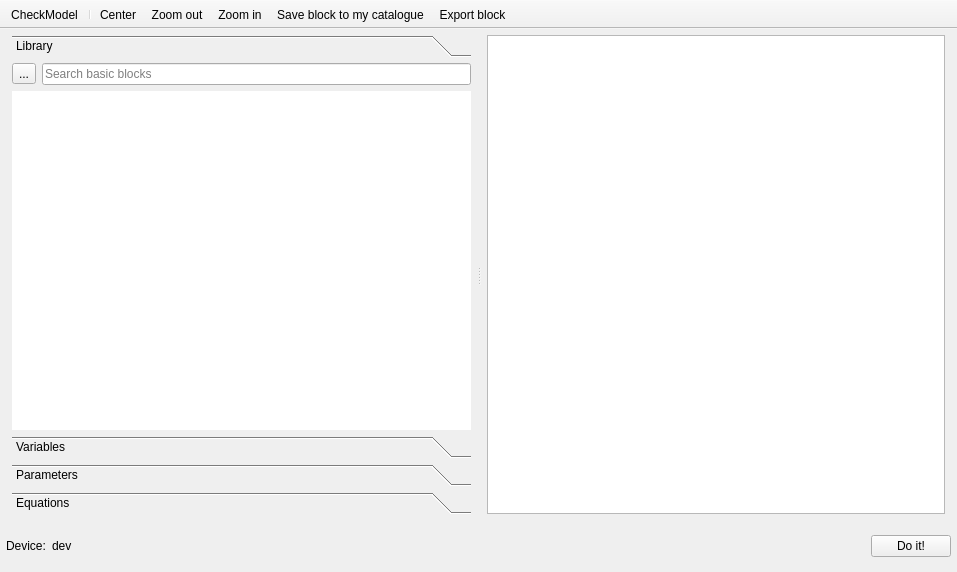
The window that src/VeraGrid/Gui/DynamicModelEditor/block_editor.ui (JordiBejarUPC/veragrid-hvdc-bipolar-pfc) describes before a commit, drawn with Qt 5.
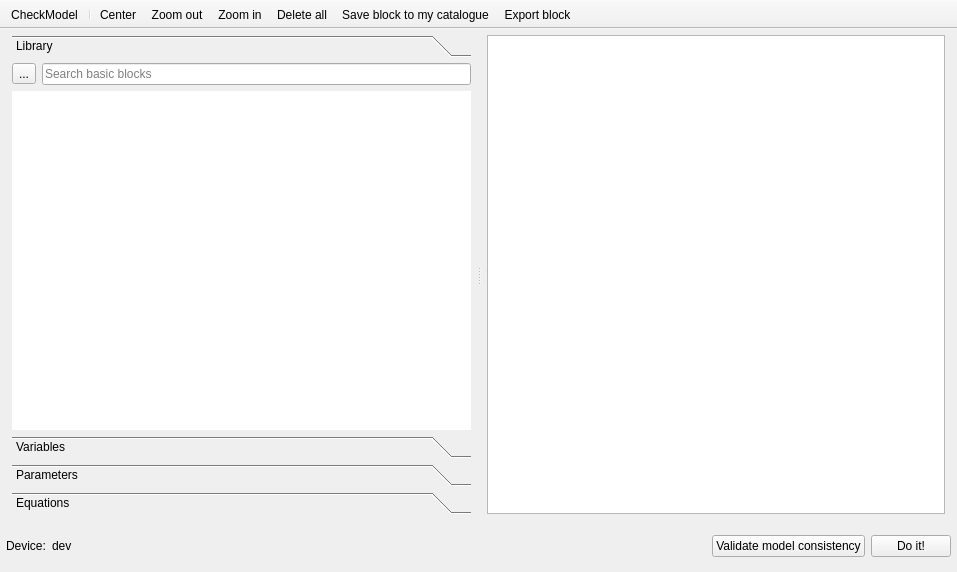
The same window after the commit. Icons and pictures are not drawn.

Commit message: update block_editor.ui etc so actions come from QT not from py files

Patch:
```diff
--- a/src/VeraGrid/Gui/DynamicModelEditor/block_editor.ui
+++ b/src/VeraGrid/Gui/DynamicModelEditor/block_editor.ui
@@ -340,6 +340,16 @@
          </property>
         </spacer>
        </item>
+        <item>
+         <widget class="QPushButton" name="validateConsistencyButton">
+          <property name="toolTip">
+           <string>&lt;html&gt;&lt;head/&gt;&lt;body&gt;&lt;p&gt;&lt;span style=&quot; font-weight:700;&quot;&gt;Model consistency validation&lt;/span&gt;&lt;/p&gt;&lt;p&gt;Run an informational validation of the edited model structure, mappings, initialization, and port connectivity. This check reports issues but does not block saving the model.&lt;/p&gt;&lt;/body&gt;&lt;/html&gt;</string>
+          </property>
+          <property name="text">
+           <string>Validate model consistency</string>
+          </property>
+         </widget>
+        </item>
        <item>
         <widget class="QPushButton" name="doItButton">
          <property name="text">
@@ -383,6 +393,7 @@
    <addaction name="actionCenter"/>
    <addaction name="actionZoom_out"/>
    <addaction name="actionZoom_in"/>
+    <addaction name="action_delete_all"/>
    <addaction name="actionSave_block_to_my_catalogue"/>
    <addaction name="actionExport_block"/>
   </widget>
@@ -448,6 +459,21 @@
     <enum>QAction::MenuRole::NoRole</enum>
    </property>
   </action>
+  <action name="action_delete_all">
+   <property name="icon">
+    <iconset resource="../Icons/icons.qrc">
+     <normaloff>:/Icons/icons/delete_schematic.png</normaloff>:/Icons/icons/delete_schematic.png</iconset>
+   </property>
+   <property name="text">
+    <string>Delete all</string>
+   </property>
+   <property name="toolTip">
+    <string>Delete all blocks to start from scratch.</string>
+   </property>
+   <property name="menuRole">
+    <enum>QAction::MenuRole::NoRole</enum>
+   </property>
+  </action>
   <action name="actionExport_block">
    <property name="icon">
     <iconset theme="QIcon::ThemeIcon::DocumentSave"/>
```
Lines whose indentation alone changed are shown as unchanged. The commit also changes 2 other files.
